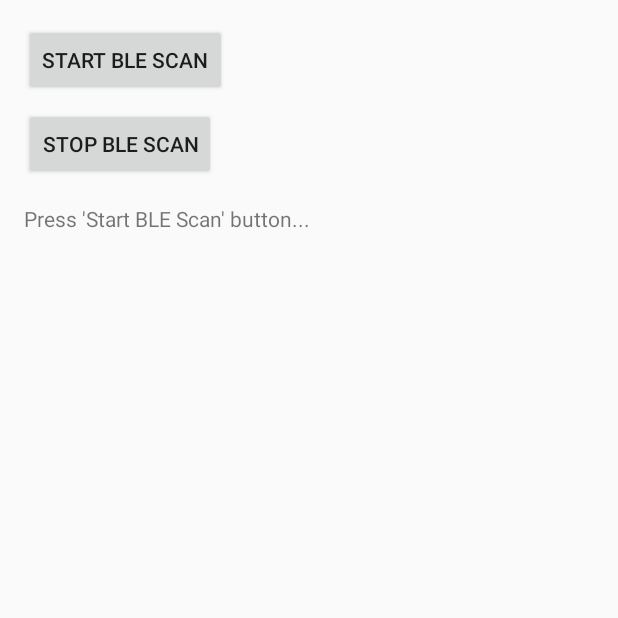
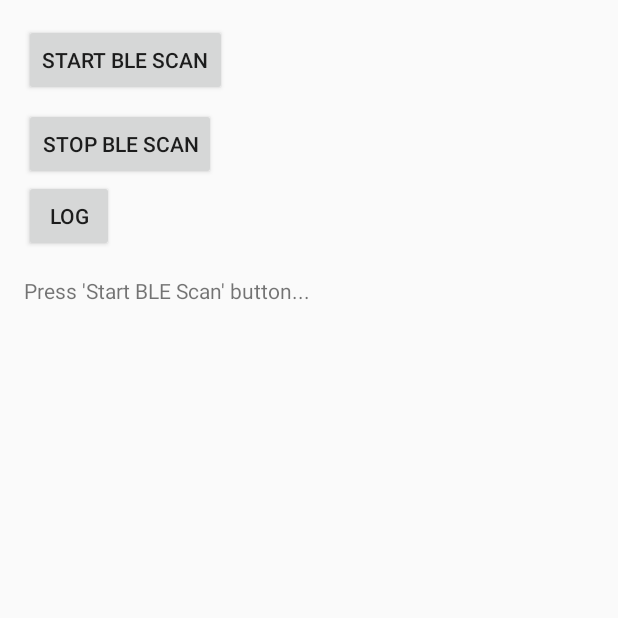
Before and after one commit to freegrowenterprise/SpaceSDK-Android-TestApp, an Android app built with Jetpack Compose: the screen it shows after launch (MainActivity), on a phone screen of 412 x 824 dp, the top half of it. Run offline under Robolectric (Android 15) with nearby library versions, the phone set to English and light mode, and no system bars; 1 statement that could not run was skipped.

Commit message:
로그 추가 완료

```diff
--- a/app/src/main/java/com/growspace/testapp/MainActivity.kt
+++ b/app/src/main/java/com/growspace/testapp/MainActivity.kt
@@ -31,6 +31,7 @@ class MainActivity : ComponentActivity() {
     private lateinit var startScanButton: Button
     private lateinit var stopScanButton: Button
     private lateinit var statusTextView: TextView
+    private lateinit var logButton: Button
 
     private val bluetoothAdapter: BluetoothAdapter? by lazy {
         val bluetoothManager = getSystemService(Context.BLUETOOTH_SERVICE) as BluetoothManager
@@ -61,6 +62,11 @@ class MainActivity : ComponentActivity() {
         startScanButton = findViewById(R.id.startScanButton)
         stopScanButton = findViewById(R.id.stopScanButton)
         statusTextView = findViewById(R.id.statusTextView)
+        logButton = findViewById(R.id.logButton)
+
+        logButton.setOnClickListener {
+            logDownload()
+        }
 
         startScanButton.setOnClickListener {
 //            startBLEScan()
@@ -255,6 +261,18 @@ class MainActivity : ComponentActivity() {
     }
 
     private fun spaceSDKStopUwbRanging() {
-//        growSpaceSDK.stopUwbRanging()
+        spaceUWB.stopUwbRanging(
+            onComplete = { result ->
+                if (result.isFailure) {
+                    Log.e("MMMIIIN", "❌ UWB 작업 중지 실패: ${result.exceptionOrNull()}")
+                } else {
+                    Log.d("MMMIIIN", "✅ UWB 작업 중지 성공")
+                }
+            }
+        )
+    }
+
+    private fun logDownload() {
+        spaceUWB.exportLogsTxt();
     }
 }
--- a/app/src/main/res/layout/activity_main.xml
+++ b/app/src/main/res/layout/activity_main.xml
@@ -18,6 +18,12 @@
         android:text="Stop BLE Scan"
         android:layout_marginTop="8dp"/>
 
+    <Button
+        android:id="@+id/logButton"
+        android:layout_width="60dp"
+        android:layout_height="wrap_content"
+        android:text="Log" />
+
     <TextView
         android:id="@+id/statusTextView"
         android:layout_width="match_parent"
```
Also changed, not shown: 1 other file.
